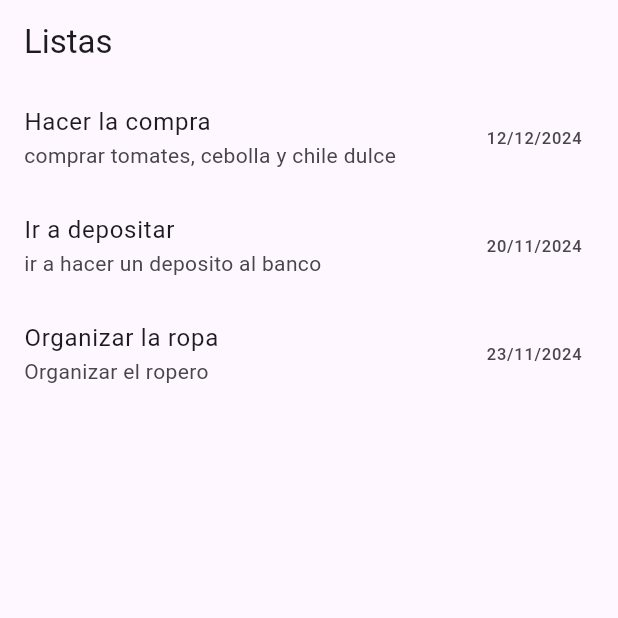
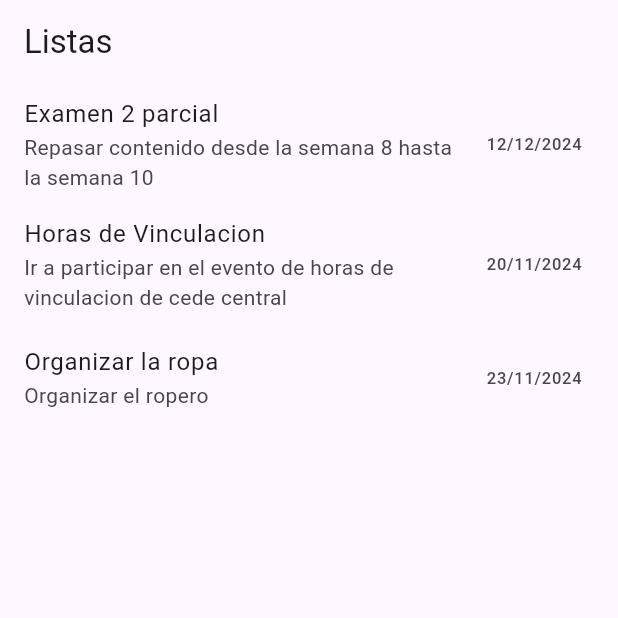
Before and after one commit to Huezoo/Examen1-61841246, a Flutter app: the ListaScreen screen opened by its route, on a phone screen of 412 x 824 dp, the top half of it. Run offline on Flutter 3.47's test engine with Material 3 defaults, Android fonts, the phone set to English and light mode, and no system bars; our stand-ins replace go_router; network calls fail.

```diff
--- a/assets/documents/lista.json
+++ b/assets/documents/lista.json
@@ -1,12 +1,12 @@
 [
     {
-        "titulo": "Hacer la compra",
-        "descripcion": "comprar tomates, cebolla y chile dulce",
+        "titulo": "Examen 2 parcial",
+        "descripcion": "Repasar contenido desde la semana 8 hasta la semana 10",
         "fecha_objetivo": "12/12/2024"
     },
     {
-        "titulo": "Ir a depositar",
-        "descripcion": "ir a hacer un deposito al banco",
+        "titulo": "Horas de Vinculacion",
+        "descripcion": "Ir a participar en el evento de horas de vinculacion de cede central",
         "fecha_objetivo": "20/11/2024"
     },
     {
--- a/pubspec.yaml
+++ b/pubspec.yaml
@@ -15,6 +15,7 @@ dev_dependencies:
   flutter_test:
     sdk: flutter
   flutter_lints: ^4.0.0
+  cupertino_icons: ^1.0.0
 
 flutter:
   uses-material-design: true
```
Also changed, not shown: lib/presentation/screens/noticias_screen.dart (+80 -3 lines), assets/images/fiesta.jpg (added), pubspec.lock, 1 other file.
